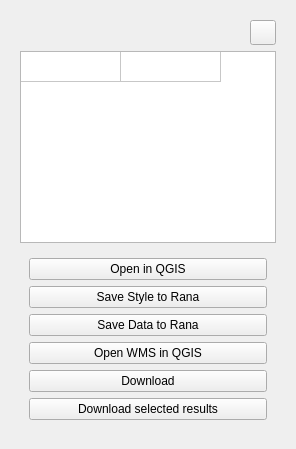
nens/rana-qgis-plugin, file rana_qgis_plugin/widgets/ui/rana.ui: the form before one commit.
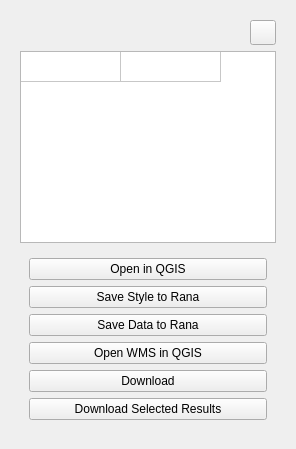
The form after the commit. The open tabs and pages were chosen to show the change.

What changed in the file:
```diff
--- a/rana_qgis_plugin/widgets/ui/rana.ui
+++ b/rana_qgis_plugin/widgets/ui/rana.ui
@@ -222,7 +222,7 @@
           <item>
            <widget class="QPushButton" name="btn_download_results">
             <property name="text">
-             <string>Download selected results</string>
+             <string>Download Selected Results</string>
             </property>
            </widget>
           </item>
```
